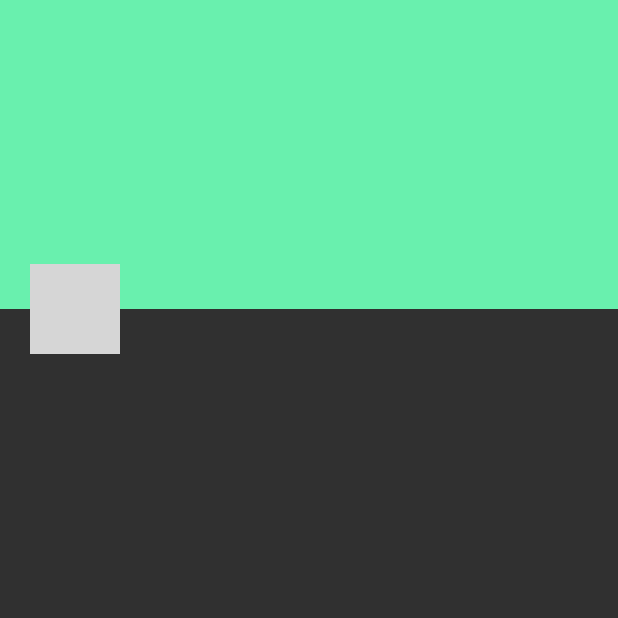
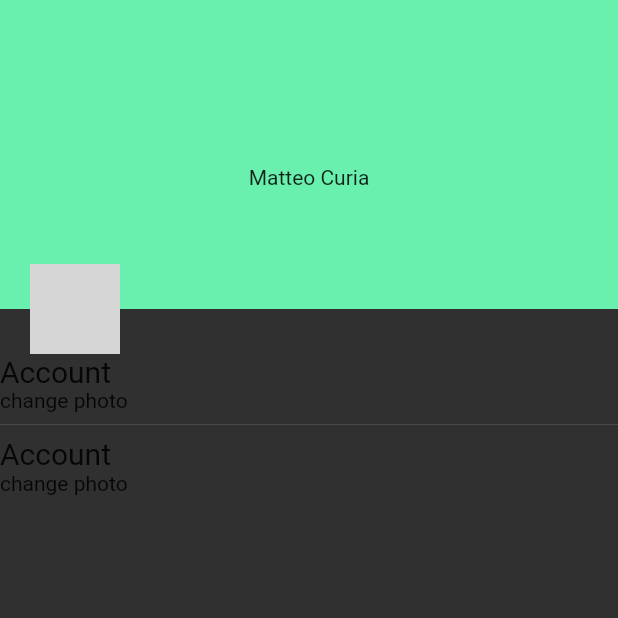
Before and after one commit to MatteoCu/FreeCom, a Flutter app: the screen it shows after launch, on a phone screen of 412 x 824 dp, the top half of it. Run offline on Flutter 3.47's test engine with Material 2 defaults, Android fonts, the phone set to English and light mode, and no system bars; our stand-ins replace google_fonts; missing offline and left inert: dart:html; network calls fail; Roboto replaces fonts that are missing (Kanit); grey boxes are pictures that could not be loaded.

Commit message:
aggiunti categorie

```diff
--- a/lib/pages/account_page.dart
+++ b/lib/pages/account_page.dart
@@ -25,9 +25,18 @@ class AccountPage extends StatelessWidget {
                       left: 20,
                       top: MediaQuery.of(context).size.height * 0.25 - 30,
                       child:
-                          roundedPhoto("d", height: 60, whidht: 60, radius: 60))
+                          roundedPhoto("d", height: 60, whidht: 60, radius: 60)),
+                  const Center(child: Text("Matteo Curia"),)
                 ],
-              ))
+              )),
+              SingleChildScrollView(child :Column(crossAxisAlignment: CrossAxisAlignment.start,children: const <Widget>  [
+               Text("Account", style: TextStyle(fontSize: 20),),
+               Text("change photo"),
+               Divider(),
+
+               Text("Account", style: TextStyle(fontSize: 20),),
+               Text("change photo"),
+              ],))
         ],
       ),
     ));
```
